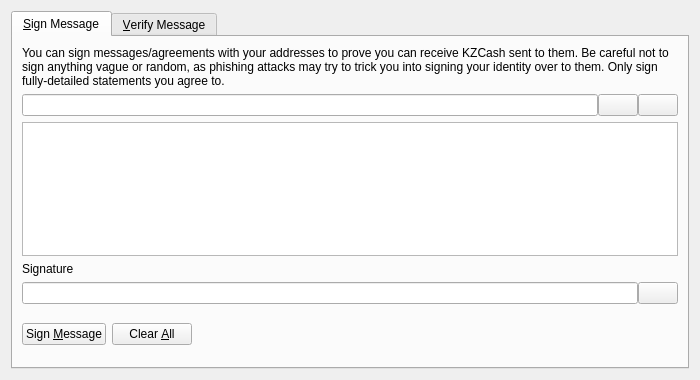
First picture: the form in src/qt/forms/signverifymessagedialog.ui, repository GabitJunior/kzcash, before the edit.
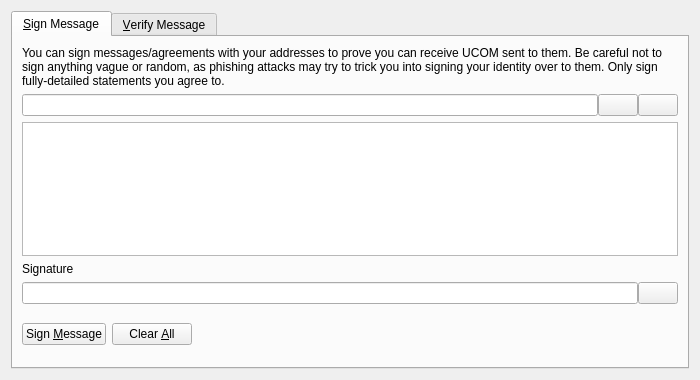
Second picture: the form after the edit. Custom widgets are drawn as their Qt base class.

Commit message: Release UCOM, v0.1.8.1

What changed in the file:
```diff
--- a/src/qt/forms/signverifymessagedialog.ui
+++ b/src/qt/forms/signverifymessagedialog.ui
@@ -30,7 +30,7 @@
        <item>
         <widget class="QLabel" name="infoLabel_SM">
          <property name="text">
-          <string>You can sign messages/agreements with your addresses to prove you can receive KZCash sent to them. Be careful not to sign anything vague or random, as phishing attacks may try to trick you into signing your identity over to them. Only sign fully-detailed statements you agree to.</string>
+          <string>You can sign messages/agreements with your addresses to prove you can receive UCOM sent to them. Be careful not to sign anything vague or random, as phishing attacks may try to trick you into signing your identity over to them. Only sign fully-detailed statements you agree to.</string>
          </property>
          <property name="textFormat">
           <enum>Qt::PlainText</enum>
```
Left out of the diff: 10 changed lines with no effect on the pictures. The commit also changes 500 other files.
